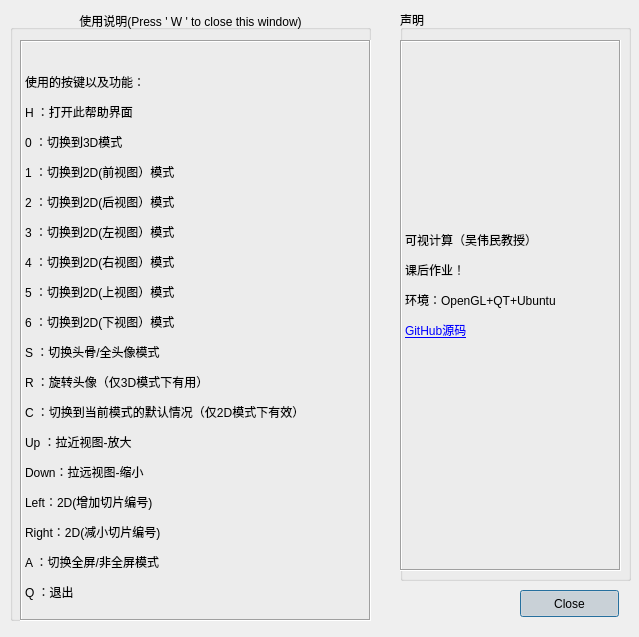
bbxytl/Head3D_Qt_OpenGL, file widget.ui: the form before one commit.
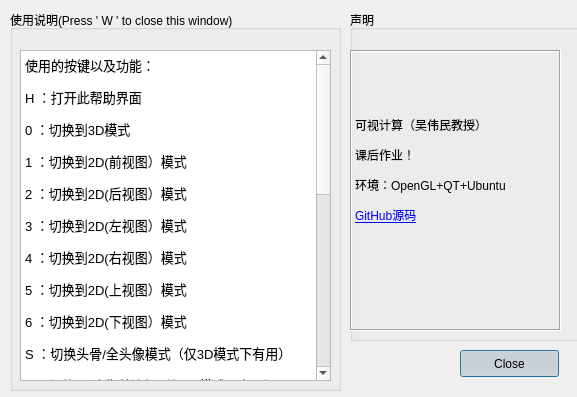
The form after the commit.

```diff
--- a/widget.ui
+++ b/widget.ui
@@ -9,8 +9,8 @@
    <rect>
     <x>0</x>
     <y>0</y>
-    <width>639</width>
-    <height>637</height>
+    <width>577</width>
+    <height>397</height>
    </rect>
   </property>
   <property name="baseSize">
@@ -27,8 +27,8 @@
     <rect>
      <x>10</x>
      <y>10</y>
-     <width>361</width>
-     <height>611</height>
+     <width>331</width>
+     <height>381</height>
     </rect>
    </property>
    <property name="layoutDirection">
@@ -37,36 +37,57 @@
    <property name="title">
     <string>使用说明(Press ' W ' to close this window)</string>
    </property>
-   <property name="alignment">
-    <set>Qt::AlignCenter</set>
-   </property>
-   <widget class="QLabel" name="label">
+   <widget class="QTextEdit" name="textEdit">
     <property name="geometry">
      <rect>
       <x>10</x>
-      <y>30</y>
-      <width>351</width>
-      <height>581</height>
+      <y>40</y>
+      <width>311</width>
+      <height>331</height>
      </rect>
     </property>
-    <property name="frameShape">
-     <enum>QFrame::Box</enum>
+    <property name="readOnly">
+     <bool>true</bool>
     </property>
-    <property name="frameShadow">
-     <enum>QFrame::Sunken</enum>
-    </property>
-    <property name="text">
-     <string>&lt;html&gt;&lt;head/&gt;&lt;body&gt;&lt;p&gt;&lt;br/&gt;使用的按键以及功能：&lt;/p&gt;&lt;p&gt;H ：打开此帮助界面 &lt;/p&gt;&lt;p&gt;0 ：切换到3D模式 &lt;/p&gt;&lt;p&gt;1 ：切换到2D(前视图）模式 &lt;/p&gt;&lt;p&gt;2 ：切换到2D(后视图）模式 &lt;/p&gt;&lt;p&gt;3 ：切换到2D(左视图）模式 &lt;/p&gt;&lt;p&gt;4 ：切换到2D(右视图）模式 &lt;/p&gt;&lt;p&gt;5 ：切换到2D(上视图）模式 &lt;/p&gt;&lt;p&gt;6 ：切换到2D(下视图）模式&lt;/p&gt;&lt;p&gt;S ：切换头骨/全头像模式&lt;/p&gt;&lt;p&gt;R ：旋转头像（仅3D模式下有用）&lt;/p&gt;&lt;p&gt;C ：切换到当前模式的默认情况（仅2D模式下有效）&lt;/p&gt;&lt;p&gt;Up ：拉近视图-放大&lt;/p&gt;&lt;p&gt;Down：拉远视图-缩小&lt;/p&gt;&lt;p&gt;Left：2D(增加切片编号)&lt;/p&gt;&lt;p&gt;Right：2D(减小切片编号)&lt;/p&gt;&lt;p&gt;A ：切换全屏/非全屏模式&lt;/p&gt;&lt;p&gt;Q ：退出&lt;/p&gt;&lt;/body&gt;&lt;/html&gt;</string>
+    <property name="html">
+     <string>&lt;!DOCTYPE HTML PUBLIC &quot;-//W3C//DTD HTML 4.0//EN&quot; &quot;http://www.w3.org/TR/REC-html40/strict.dtd&quot;&gt;
+&lt;html&gt;&lt;head&gt;&lt;meta name=&quot;qrichtext&quot; content=&quot;1&quot; /&gt;&lt;style type=&quot;text/css&quot;&gt;
+p, li { white-space: pre-wrap; }
+&lt;/style&gt;&lt;/head&gt;&lt;body style=&quot; font-family:'Ubuntu'; font-size:11pt; font-weight:400; font-style:normal;&quot;&gt;
+&lt;p style=&quot; margin-top:0px; margin-bottom:0px; margin-left:0px; margin-right:0px; -qt-block-indent:0; text-indent:0px;&quot;&gt;&lt;span style=&quot; font-family:'SimSun'; font-size:10pt;&quot;&gt;使用的按键以及功能：&lt;/span&gt;&lt;/p&gt;
+&lt;p style=&quot; margin-top:12px; margin-bottom:12px; margin-left:0px; margin-right:0px; -qt-block-indent:0; text-indent:0px;&quot;&gt;&lt;span style=&quot; font-family:'SimSun'; font-size:10pt;&quot;&gt;H ：打开此帮助界面 &lt;/span&gt;&lt;/p&gt;
+&lt;p style=&quot; margin-top:12px; margin-bottom:12px; margin-left:0px; margin-right:0px; -qt-block-indent:0; text-indent:0px;&quot;&gt;&lt;span style=&quot; font-family:'SimSun'; font-size:10pt;&quot;&gt;0 ：切换到3D模式 &lt;/span&gt;&lt;/p&gt;
+&lt;p style=&quot; margin-top:12px; margin-bottom:12px; margin-left:0px; margin-right:0px; -qt-block-indent:0; text-indent:0px;&quot;&gt;&lt;span style=&quot; font-family:'SimSun'; font-size:10pt;&quot;&gt;1 ：切换到2D(前视图）模式 &lt;/span&gt;&lt;/p&gt;
+&lt;p style=&quot; margin-top:12px; margin-bottom:12px; margin-left:0px; margin-right:0px; -qt-block-indent:0; text-indent:0px;&quot;&gt;&lt;span style=&quot; font-family:'SimSun'; font-size:10pt;&quot;&gt;2 ：切换到2D(后视图）模式 &lt;/span&gt;&lt;/p&gt;
+&lt;p style=&quot; margin-top:12px; margin-bottom:12px; margin-left:0px; margin-right:0px; -qt-block-indent:0; text-indent:0px;&quot;&gt;&lt;span style=&quot; font-family:'SimSun'; font-size:10pt;&quot;&gt;3 ：切换到2D(左视图）模式 &lt;/span&gt;&lt;/p&gt;
+&lt;p style=&quot; margin-top:12px; margin-bottom:12px; margin-left:0px; margin-right:0px; -qt-block-indent:0; text-indent:0px;&quot;&gt;&lt;span style=&quot; font-family:'SimSun'; font-size:10pt;&quot;&gt;4 ：切换到2D(右视图）模式 &lt;/span&gt;&lt;/p&gt;
+&lt;p style=&quot; margin-top:12px; margin-bottom:12px; margin-left:0px; margin-right:0px; -qt-block-indent:0; text-indent:0px;&quot;&gt;&lt;span style=&quot; font-family:'SimSun'; font-size:10pt;&quot;&gt;5 ：切换到2D(上视图）模式 &lt;/span&gt;&lt;/p&gt;
+&lt;p style=&quot; margin-top:12px; margin-bottom:12px; margin-left:0px; margin-right:0px; -qt-block-indent:0; text-indent:0px;&quot;&gt;&lt;span style=&quot; font-family:'SimSun'; font-size:10pt;&quot;&gt;6 ：切换到2D(下视图）模式&lt;/span&gt;&lt;/p&gt;
+&lt;p style=&quot; margin-top:12px; margin-bottom:12px; margin-left:0px; margin-right:0px; -qt-block-indent:0; text-indent:0px;&quot;&gt;&lt;span style=&quot; font-family:'SimSun'; font-size:10pt;&quot;&gt;S ：切换头骨/全头像模式（仅3D模式下有用）&lt;/span&gt;&lt;/p&gt;
+&lt;p style=&quot; margin-top:12px; margin-bottom:12px; margin-left:0px; margin-right:0px; -qt-block-indent:0; text-indent:0px;&quot;&gt;&lt;span style=&quot; font-family:'SimSun'; font-size:10pt;&quot;&gt;F ：切换3D头像外边框（仅3D模式下有用）&lt;/span&gt;&lt;/p&gt;
+&lt;p style=&quot; margin-top:12px; margin-bottom:12px; margin-left:0px; margin-right:0px; -qt-block-indent:0; text-indent:0px;&quot;&gt;&lt;span style=&quot; font-family:'SimSun'; font-size:10pt;&quot;&gt;I ：沿X轴旋转头像+（仅3D模式下有用）&lt;/span&gt;&lt;/p&gt;
+&lt;p style=&quot; margin-top:12px; margin-bottom:12px; margin-left:0px; margin-right:0px; -qt-block-indent:0; text-indent:0px;&quot;&gt;&lt;span style=&quot; font-family:'SimSun'; font-size:10pt;&quot;&gt;K ：沿X轴旋转头像-（仅3D模式下有用）&lt;/span&gt;&lt;/p&gt;
+&lt;p style=&quot; margin-top:12px; margin-bottom:12px; margin-left:0px; margin-right:0px; -qt-block-indent:0; text-indent:0px;&quot;&gt;&lt;span style=&quot; font-family:'SimSun'; font-size:10pt;&quot;&gt;L ：沿Y轴旋转头像+（仅3D模式下有用）&lt;/span&gt;&lt;/p&gt;
+&lt;p style=&quot; margin-top:12px; margin-bottom:12px; margin-left:0px; margin-right:0px; -qt-block-indent:0; text-indent:0px;&quot;&gt;&lt;span style=&quot; font-family:'SimSun'; font-size:10pt;&quot;&gt;J ：沿Y轴旋转头像-（仅3D模式下有用）&lt;/span&gt;&lt;/p&gt;
+&lt;p style=&quot; margin-top:12px; margin-bottom:12px; margin-left:0px; margin-right:0px; -qt-block-indent:0; text-indent:0px;&quot;&gt;&lt;span style=&quot; font-family:'SimSun'; font-size:10pt;&quot;&gt;M ：沿Z轴旋转头像+（仅3D模式下有用）&lt;/span&gt;&lt;/p&gt;
+&lt;p style=&quot; margin-top:12px; margin-bottom:12px; margin-left:0px; margin-right:0px; -qt-block-indent:0; text-indent:0px;&quot;&gt;&lt;span style=&quot; font-family:'SimSun'; font-size:10pt;&quot;&gt;N ：沿Z轴旋转头像-（仅3D模式下有用）&lt;/span&gt;&lt;/p&gt;
+&lt;p style=&quot; margin-top:12px; margin-bottom:12px; margin-left:0px; margin-right:0px; -qt-block-indent:0; text-indent:0px;&quot;&gt;&lt;span style=&quot; font-family:'SimSun'; font-size:10pt;&quot;&gt;C ：切换到当前模式的默认情况&lt;/span&gt;&lt;/p&gt;
+&lt;p style=&quot; margin-top:12px; margin-bottom:12px; margin-left:0px; margin-right:0px; -qt-block-indent:0; text-indent:0px;&quot;&gt;&lt;span style=&quot; font-family:'SimSun'; font-size:10pt;&quot;&gt;Up ：拉近视图-放大&lt;/span&gt;&lt;/p&gt;
+&lt;p style=&quot; margin-top:12px; margin-bottom:12px; margin-left:0px; margin-right:0px; -qt-block-indent:0; text-indent:0px;&quot;&gt;&lt;span style=&quot; font-family:'SimSun'; font-size:10pt;&quot;&gt;Down：拉远视图-缩小&lt;/span&gt;&lt;/p&gt;
+&lt;p style=&quot; margin-top:12px; margin-bottom:12px; margin-left:0px; margin-right:0px; -qt-block-indent:0; text-indent:0px;&quot;&gt;&lt;span style=&quot; font-family:'SimSun'; font-size:10pt;&quot;&gt;Left：2D(增加切片编号)（仅2D模式下有效）&lt;/span&gt;&lt;/p&gt;
+&lt;p style=&quot; margin-top:12px; margin-bottom:12px; margin-left:0px; margin-right:0px; -qt-block-indent:0; text-indent:0px;&quot;&gt;&lt;span style=&quot; font-family:'SimSun'; font-size:10pt;&quot;&gt;Right：2D(减小切片编号)（仅2D模式下有效）&lt;/span&gt;&lt;/p&gt;
+&lt;p style=&quot; margin-top:12px; margin-bottom:12px; margin-left:0px; margin-right:0px; -qt-block-indent:0; text-indent:0px;&quot;&gt;&lt;span style=&quot; font-family:'SimSun'; font-size:10pt;&quot;&gt;A ：切换全屏/非全屏模式&lt;/span&gt;&lt;/p&gt;
+&lt;p style=&quot; margin-top:12px; margin-bottom:12px; margin-left:0px; margin-right:0px; -qt-block-indent:0; text-indent:0px;&quot;&gt;&lt;span style=&quot; font-family:'SimSun'; font-size:10pt;&quot;&gt;Q ：退出&lt;/span&gt;&lt;/p&gt;&lt;/body&gt;&lt;/html&gt;</string>
     </property>
    </widget>
   </widget>
   <widget class="QGroupBox" name="groupBox_2">
    <property name="geometry">
     <rect>
-     <x>400</x>
+     <x>350</x>
      <y>10</y>
      <width>231</width>
-     <height>571</height>
+     <height>331</height>
     </rect>
    </property>
    <property name="layoutDirection">
@@ -79,9 +100,9 @@
     <property name="geometry">
      <rect>
       <x>0</x>
-      <y>30</y>
-      <width>221</width>
-      <height>531</height>
+      <y>40</y>
+      <width>211</width>
+      <height>281</height>
      </rect>
     </property>
     <property name="frameShape">
@@ -98,8 +119,8 @@
   <widget class="QPushButton" name="pushButton">
    <property name="geometry">
     <rect>
-     <x>520</x>
-     <y>590</y>
+     <x>460</x>
+     <y>350</y>
      <width>99</width>
      <height>27</height>
     </rect>
```
